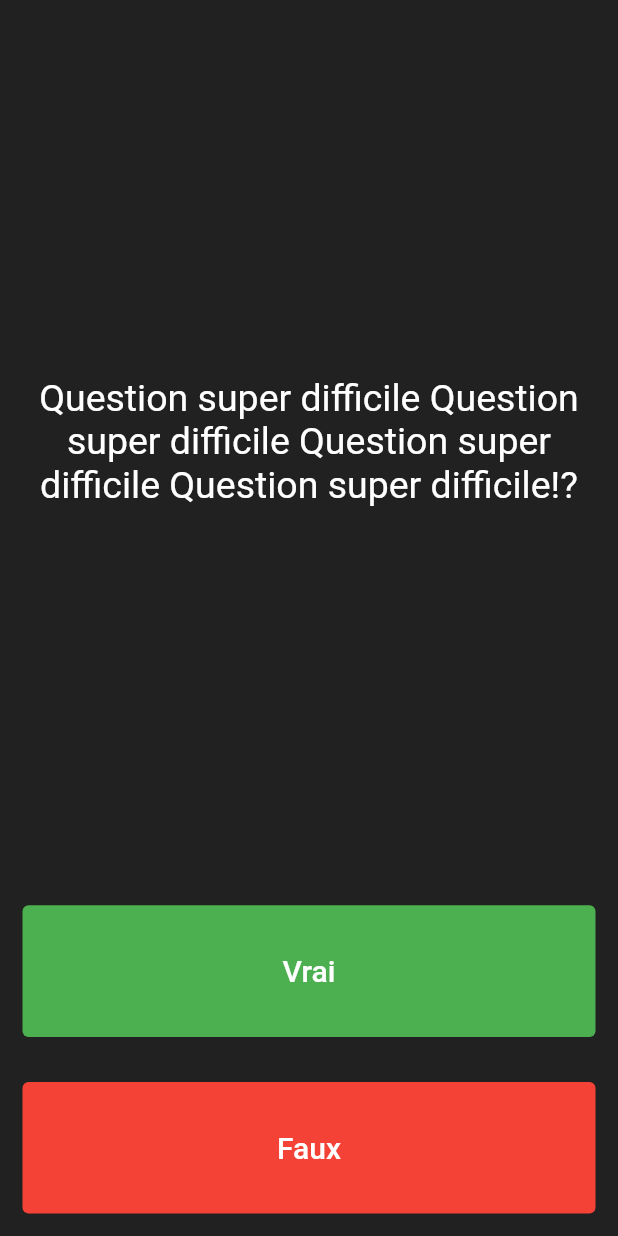
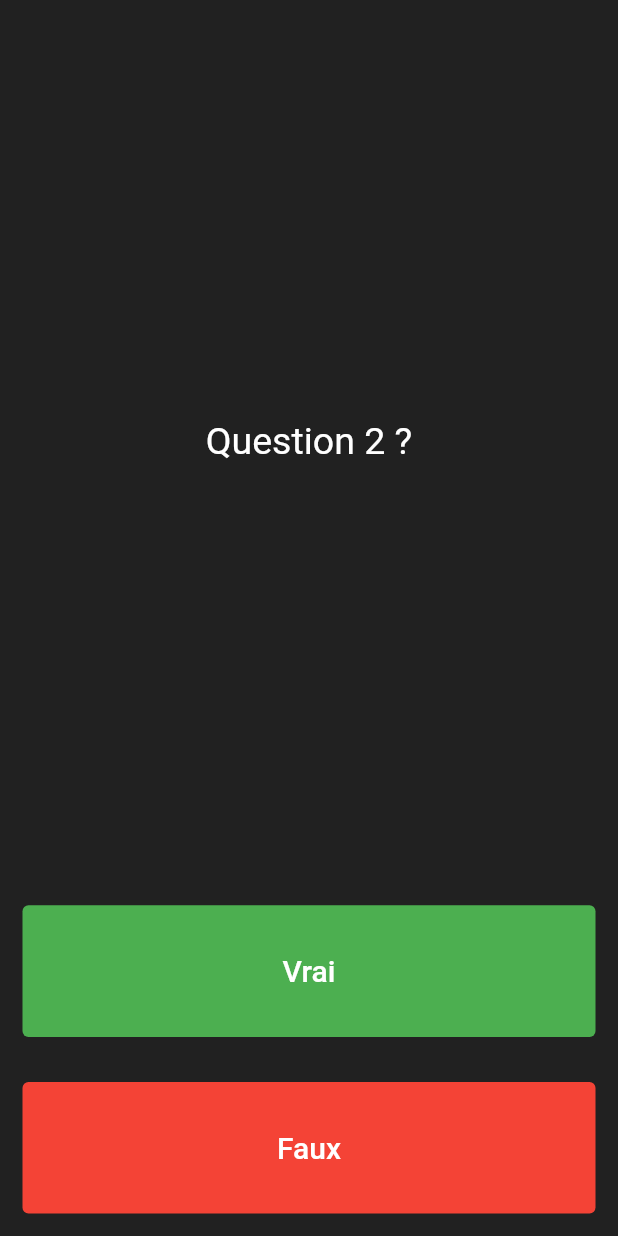
Before and after one commit to EtienneVformateur/correctionquiz, a Flutter app: the screen it shows after launch, on a phone screen of 412 x 824 dp. Run offline on Flutter 3.47's test engine with Material 2 defaults, Android fonts, the phone set to English and light mode, and no system bars.

Commit message:
4.liste question

```diff
--- a/lib/main.dart
+++ b/lib/main.dart
@@ -13,6 +13,7 @@ class QuizApp extends StatefulWidget {
 
 class _QuizAppState extends State<QuizApp> {
   List<Icon> suiviScore = [];
+  List<String> questions = ["Question 1 ?", "Question 2 ?", "Question 3?"];
   @override
   Widget build(BuildContext context) {
     return MaterialApp(
@@ -28,7 +29,7 @@ class _QuizAppState extends State<QuizApp> {
                   padding: const EdgeInsets.symmetric(horizontal: 10.0),
                   child: Center(
                     child: Text(
-                      "Question super difficile Question super difficile Question super difficile Question super difficile!?",
+                      questions[1],
                       textAlign: TextAlign.center,
                       style: TextStyle(color: Colors.white, fontSize: 25.0),
                     ),
```
